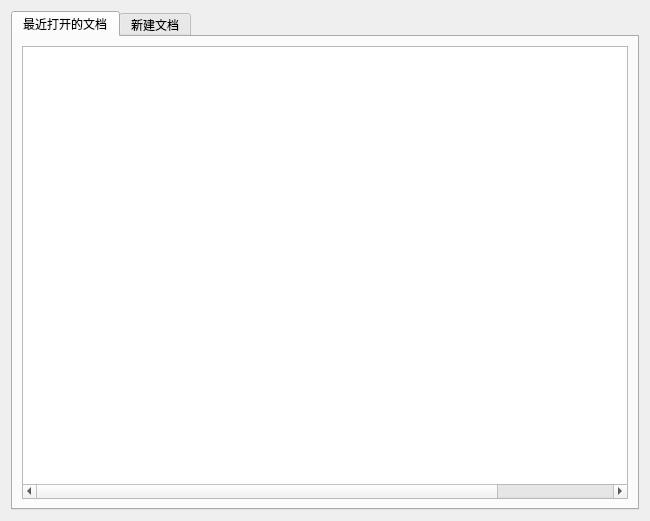
Old version of the form ofdEditor/start/ui/RecentFiles.ui in the repository mcoder2014/ofdEditor.
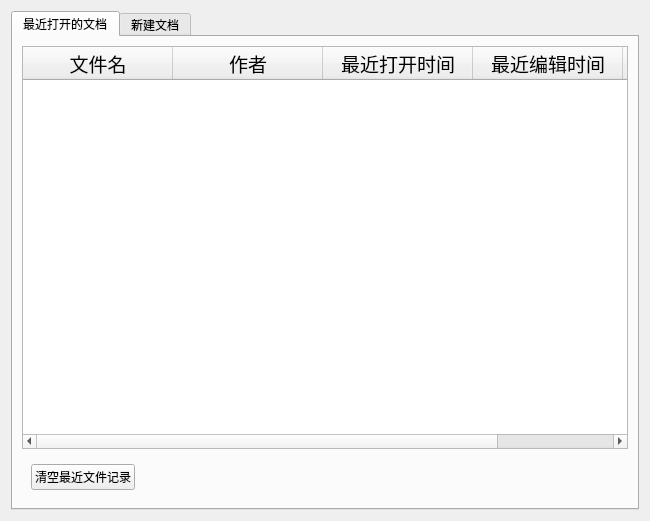
New version of the form.

Commit message: 微调最近文件，尝试做表格

```diff
--- a/ofdEditor/start/ui/RecentFiles.ui
+++ b/ofdEditor/start/ui/RecentFiles.ui
@@ -74,13 +74,16 @@
           <bool>false</bool>
          </property>
          <attribute name="horizontalHeaderVisible">
-          <bool>false</bool>
+          <bool>true</bool>
          </attribute>
          <attribute name="horizontalHeaderCascadingSectionResizes">
           <bool>true</bool>
          </attribute>
          <attribute name="horizontalHeaderDefaultSectionSize">
-          <number>130</number>
+          <number>150</number>
+         </attribute>
+         <attribute name="horizontalHeaderMinimumSectionSize">
+          <number>50</number>
          </attribute>
          <attribute name="verticalHeaderVisible">
           <bool>false</bool>
@@ -147,6 +150,32 @@
          </item>
         </widget>
        </item>
+       <item>
+        <widget class="QWidget" name="widget" native="true">
+         <layout class="QGridLayout" name="gridLayout">
+          <item row="0" column="0">
+           <widget class="QPushButton" name="btn_cleanRecent">
+            <property name="text">
+             <string>清空最近文件记录</string>
+            </property>
+           </widget>
+          </item>
+          <item row="0" column="1">
+           <spacer name="horizontalSpacer">
+            <property name="orientation">
+             <enum>Qt::Horizontal</enum>
+            </property>
+            <property name="sizeHint" stdset="0">
+             <size>
+              <width>40</width>
+              <height>20</height>
+             </size>
+            </property>
+           </spacer>
+          </item>
+         </layout>
+        </widget>
+       </item>
       </layout>
      </widget>
      <widget class="QWidget" name="widgetCreate">
```
The commit also changes 7 other files.
